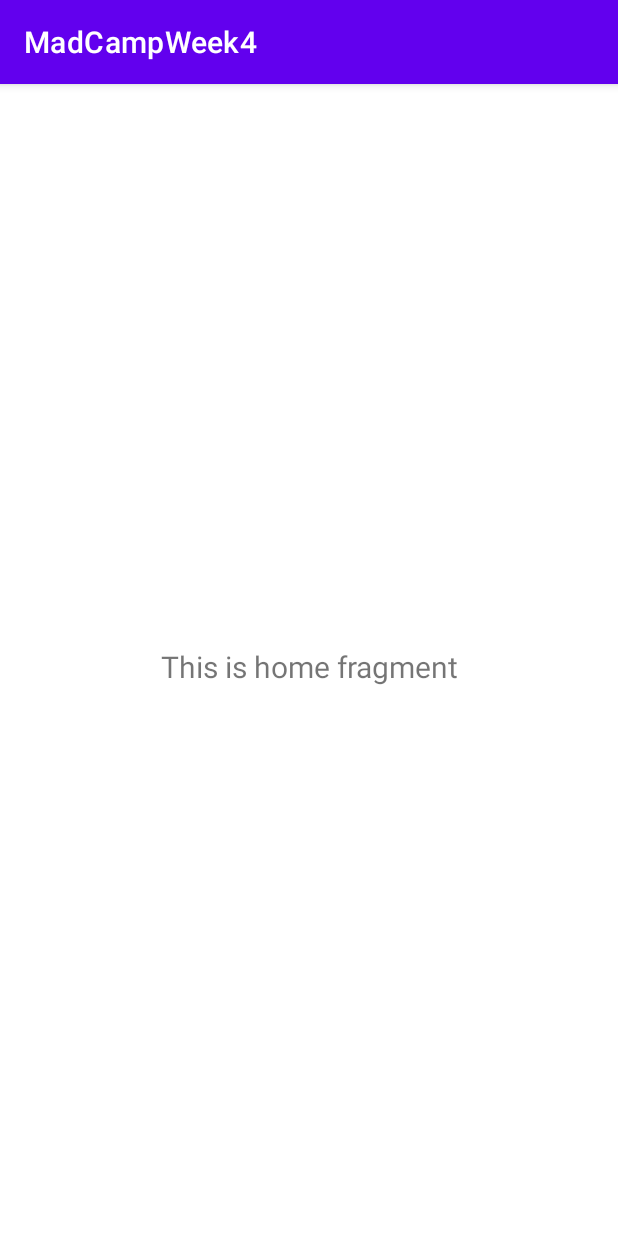
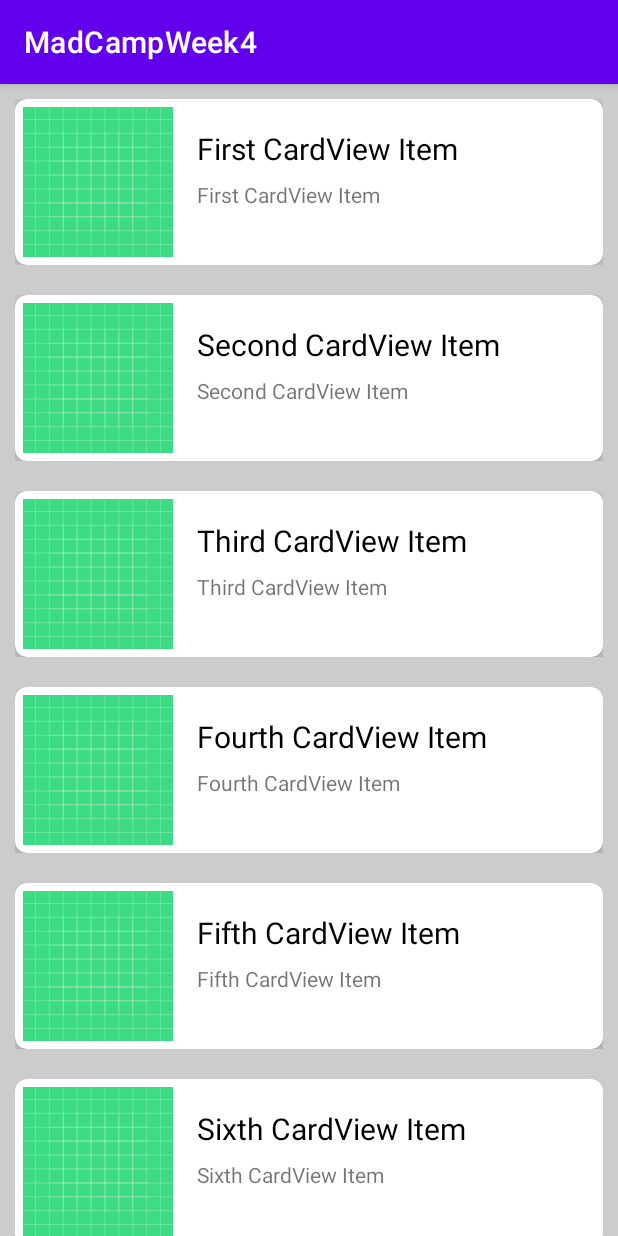
Before and after one commit to JongP/Habito_Android_MadcampWeek4, an Android app: the fragment GroupFragment shown on its own in the app's theme, on a phone screen of 412 x 824 dp. Run offline under Robolectric (Android 15) with nearby library versions, the phone set to English and light mode, and no system bars.

Commit message:
group-recyclerview

```diff
--- a/app/build.gradle
+++ b/app/build.gradle
@@ -41,6 +41,8 @@ dependencies {
     implementation 'androidx.lifecycle:lifecycle-viewmodel-ktx:2.3.1'
     implementation 'androidx.navigation:navigation-fragment:2.3.5'
     implementation 'androidx.navigation:navigation-ui:2.3.5'
+    implementation 'androidx.recyclerview:recyclerview:1.2.1'
+    implementation 'androidx.cardview:cardview:1.0.0'
     implementation 'com.google.firebase:firebase-auth:20.0.4'
     implementation 'com.google.firebase:firebase-database:20.0.1'
     testImplementation 'junit:junit:4.+'
--- a/app/src/main/java/com/example/madcampweek4/ui/group/GroupFragment.java
+++ b/app/src/main/java/com/example/madcampweek4/ui/group/GroupFragment.java
@@ -4,42 +4,40 @@ import android.os.Bundle;
 import android.view.LayoutInflater;
 import android.view.View;
 import android.view.ViewGroup;
-import android.widget.TextView;
 
 import androidx.annotation.NonNull;
-import androidx.annotation.Nullable;
 import androidx.fragment.app.Fragment;
-import androidx.lifecycle.Observer;
-import androidx.lifecycle.ViewModelProvider;
+import androidx.recyclerview.widget.LinearLayoutManager;
+import androidx.recyclerview.widget.RecyclerView;
 
-import com.example.madcampweek4.databinding.FragmentGroupBinding;
+import com.example.madcampweek4.R;
+
+import java.util.ArrayList;
 
 public class GroupFragment extends Fragment {
+    private View view;
+    private RecyclerView recyclerView;
+    RecyclerViewAdapter recyclerViewAdapter;
+    ArrayList<String> items;
 
-    private HomeViewModel homeViewModel;
-    private FragmentGroupBinding binding;
+    public View onCreateView(@NonNull LayoutInflater inflater, ViewGroup container, Bundle savedInstanceState) {
+        view = inflater.inflate(R.layout.fragment_group, container, false);
 
-    public View onCreateView(@NonNull LayoutInflater inflater,
-                             ViewGroup container, Bundle savedInstanceState) {
-        homeViewModel =
-                new ViewModelProvider(this).get(HomeViewModel.class);
+        items = new ArrayList<>();
+        items.add("First CardView Item");
+        items.add("Second CardView Item");
+        items.add("Third CardView Item");
+        items.add("Fourth CardView Item");
+        items.add("Fifth CardView Item");
+        items.add("Sixth CardView Item");
+        items.add("Seventh CardView Item");
 
-        binding = FragmentGroupBinding.inflate(inflater, container, false);
-        View root = binding.getRoot();
+        recyclerView = view.findViewById(R.id.groupRecyclerView);
+        recyclerView.setLayoutManager(new LinearLayoutManager(getContext()));
+        recyclerViewAdapter = new RecyclerViewAdapter(getContext(), items);
+        recyclerView.setAdapter(recyclerViewAdapter);
 
-        final TextView textView = binding.textHome;
-        homeViewModel.getText().observe(getViewLifecycleOwner(), new Observer<String>() {
-            @Override
-            public void onChanged(@Nullable String s) {
-                textView.setText(s);
-            }
-        });
-        return root;
+        return view;
     }
 
-    @Override
-    public void onDestroyView() {
-        super.onDestroyView();
-        binding = null;
-    }
 }
--- /dev/null
+++ b/app/src/main/java/com/example/madcampweek4/ui/group/GroupItem.java
@@ -0,0 +1,33 @@
+package com.example.madcampweek4.ui.group;
+
+public class GroupItem {
+    private String profile;
+    private String groupName;
+    private String groupInfo;
+
+    public GroupItem(){}
+
+    public String getProfile() {
+        return profile;
+    }
+
+    public String getGroupName() {
+        return groupName;
+    }
+
+    public String getGroupInfo() {
+        return groupInfo;
+    }
+
+    public void setProfile(String profile) {
+        this.profile = profile;
+    }
+
+    public void setGroupName(String groupName) {
+        this.groupName = groupName;
+    }
+
+    public void setGroupInfo(String groupInfo) {
+        this.groupInfo = groupInfo;
+    }
+}
--- a/app/src/main/java/com/example/madcampweek4/ui/group/HomeViewModel.java
+++ /dev/null
@@ -1,19 +0,0 @@
-package com.example.madcampweek4.ui.group;
-
-import androidx.lifecycle.LiveData;
-import androidx.lifecycle.MutableLiveData;
-import androidx.lifecycle.ViewModel;
-
-public class HomeViewModel extends ViewModel {
-
-    private MutableLiveData<String> mText;
-
-    public HomeViewModel() {
-        mText = new MutableLiveData<>();
-        mText.setValue("This is home fragment");
-    }
-
-    public LiveData<String> getText() {
-        return mText;
-    }
-}
--- /dev/null
+++ b/app/src/main/java/com/example/madcampweek4/ui/group/RecyclerViewAdapter.java
@@ -0,0 +1,69 @@
+package com.example.madcampweek4.ui.group;
+
+import android.content.Context;
+import android.view.LayoutInflater;
+import android.view.View;
+import android.view.ViewGroup;
+import android.widget.ImageView;
+import android.widget.TextView;
+
+import androidx.annotation.NonNull;
+import androidx.recyclerview.widget.RecyclerView;
+
+import com.example.madcampweek4.R;
+
+import org.jetbrains.annotations.NotNull;
+
+import java.util.List;
+
+public class RecyclerViewAdapter extends RecyclerView.Adapter<RecyclerViewAdapter.ViewHolder> {
+
+    private LayoutInflater layoutInflater;
+    private List<String> groupData;
+
+
+    RecyclerViewAdapter(Context context, List<String> groupData){
+        this.layoutInflater = LayoutInflater.from(context);
+        this.groupData = groupData;
+    }
+
+    @NonNull
+    @NotNull
+    @Override
+    public ViewHolder onCreateViewHolder(@NonNull @NotNull ViewGroup parent, int viewType) {
+        View view = layoutInflater.inflate(R.layout.group_cardview, parent, false);
+        return new ViewHolder(view);
+    }
+
+    @Override
+    public void onBindViewHolder(@NonNull @NotNull ViewHolder holder, int position) {
+        //bind the textview with data received
+
+        String groupName = groupData.get(position);
+        holder.tv_groupName.setText(groupName);
+
+        String groupInfo = groupData.get(position);
+        holder.tv_groupInfo.setText(groupInfo);
+
+//        String groupImage = data.get(position);
+//        holder.img_groupImage.setImageResource(groupImage);
+    }
+
+    @Override
+    public int getItemCount() {
+        return groupData.size();
+    }
+
+    public class ViewHolder extends RecyclerView.ViewHolder{
+
+        TextView tv_groupName, tv_groupInfo;
+        ImageView img_groupImage;
+
+        public ViewHolder(@NonNull @NotNull View itemView) {
+            super(itemView);
+            tv_groupName = itemView.findViewById(R.id.tv_groupName);
+            tv_groupInfo = itemView.findViewById(R.id.tv_groupInfo);
+            img_groupImage = itemView.findViewById(R.id.img_groupImage);
+        }
+    }
+}
--- a/app/src/main/res/layout/fragment_group.xml
+++ b/app/src/main/res/layout/fragment_group.xml
@@ -6,17 +6,13 @@
     android:layout_height="match_parent"
     tools:context=".ui.group.GroupFragment">
 
-    <TextView
-        android:id="@+id/text_home"
+    <androidx.recyclerview.widget.RecyclerView
+        android:id="@+id/groupRecyclerView"
         android:layout_width="match_parent"
-        android:layout_height="wrap_content"
-        android:layout_marginStart="8dp"
-        android:layout_marginTop="8dp"
-        android:layout_marginEnd="8dp"
-        android:textAlignment="center"
-        android:textSize="20sp"
+        android:layout_height="match_parent"
         app:layout_constraintBottom_toBottomOf="parent"
         app:layout_constraintEnd_toEndOf="parent"
         app:layout_constraintStart_toStartOf="parent"
         app:layout_constraintTop_toTopOf="parent" />
+
 </androidx.constraintlayout.widget.ConstraintLayout>
--- /dev/null
+++ b/app/src/main/res/layout/group_cardview.xml
@@ -0,0 +1,65 @@
+<?xml version="1.0" encoding="utf-8"?>
+<androidx.constraintlayout.widget.ConstraintLayout xmlns:android="http://schemas.android.com/apk/res/android"
+    xmlns:app="http://schemas.android.com/apk/res-auto"
+    xmlns:tools="http://schemas.android.com/tools"
+    android:layout_width="match_parent"
+    android:layout_height="wrap_content"
+    android:background="#ccc"
+    android:padding="10dp">
+
+    <androidx.cardview.widget.CardView
+        android:layout_width="match_parent"
+        android:layout_height="wrap_content"
+        app:cardCornerRadius="8dp"
+        app:cardElevation="8dp"
+        app:layout_constraintEnd_toEndOf="parent"
+        app:layout_constraintStart_toStartOf="parent"
+        app:layout_constraintTop_toTopOf="parent">
+
+        <androidx.constraintlayout.widget.ConstraintLayout
+            android:layout_width="match_parent"
+            android:layout_height="match_parent"
+            android:padding="5dp">
+
+            <ImageView
+                android:id="@+id/img_groupImage"
+                android:layout_width="100dp"
+                android:layout_height="100dp"
+                app:layout_constraintBottom_toBottomOf="parent"
+                app:layout_constraintStart_toStartOf="parent"
+                app:layout_constraintTop_toTopOf="parent"
+                app:srcCompat="@drawable/ic_launcher_background" />
+
+            <TextView
+                android:id="@+id/tv_groupName"
+                android:layout_width="0dp"
+                android:layout_height="wrap_content"
+                android:layout_marginStart="16dp"
+                android:layout_marginEnd="16dp"
+                android:text="Group Name"
+                android:textColor="@color/black"
+                android:textSize="20sp"
+                app:layout_constraintBottom_toBottomOf="parent"
+                app:layout_constraintEnd_toEndOf="parent"
+                app:layout_constraintStart_toEndOf="@+id/img_groupImage"
+                app:layout_constraintTop_toTopOf="parent"
+                app:layout_constraintVertical_bias="0.19" />
+
+            <TextView
+                android:id="@+id/tv_groupInfo"
+                android:layout_width="0dp"
+                android:layout_height="wrap_content"
+                android:layout_marginStart="16dp"
+                android:layout_marginEnd="16dp"
+                android:text="Group Info Description"
+                app:layout_constraintBottom_toBottomOf="parent"
+                app:layout_constraintEnd_toEndOf="parent"
+                app:layout_constraintStart_toEndOf="@+id/img_groupImage"
+                app:layout_constraintTop_toBottomOf="@+id/tv_groupName"
+                app:layout_constraintVertical_bias="0.19" />
+
+        </androidx.constraintlayout.widget.ConstraintLayout>
+
+    </androidx.cardview.widget.CardView>
+
+</androidx.constraintlayout.widget.ConstraintLayout>
--- /dev/null
+++ b/app/src/main/res/layout/grouplist_item.xml
@@ -0,0 +1,6 @@
+<?xml version="1.0" encoding="utf-8"?>
+<androidx.constraintlayout.widget.ConstraintLayout xmlns:android="http://schemas.android.com/apk/res/android"
+    android:layout_width="match_parent"
+    android:layout_height="match_parent">
+
+</androidx.constraintlayout.widget.ConstraintLayout>
```
